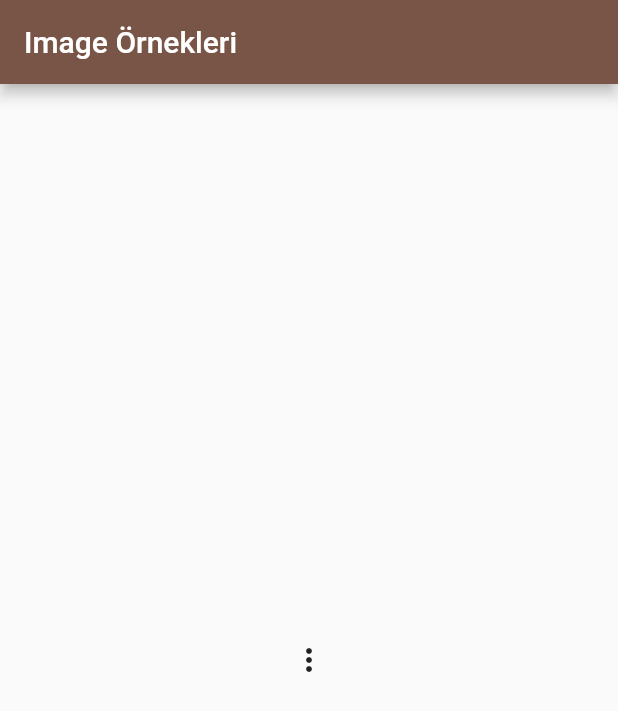
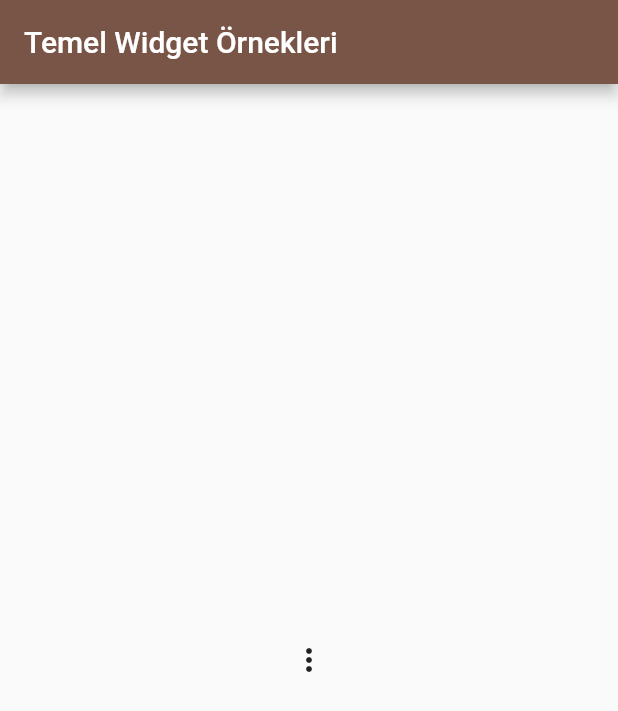
Before and after one commit to BekirGeris/flutter_primary_widget, a Flutter app: the screen it shows after launch, on a phone screen of 412 x 824 dp. Shown: the top 711 px of the screen. Run offline on Flutter 3.47's test engine with Material 2 defaults, Android fonts, the phone set to English and light mode, and no system bars.

```diff
--- a/lib/main.dart
+++ b/lib/main.dart
@@ -23,7 +23,7 @@ class MyApp extends StatelessWidget {
       title: "My Counter App",
       home: Scaffold(
         appBar: AppBar(
-          title: Text("Image Örnekleri"),
+          title: Text("Temel Widget Örnekleri"),
         ),
         body: PopupMenuKullanimi(),
       ),
```
